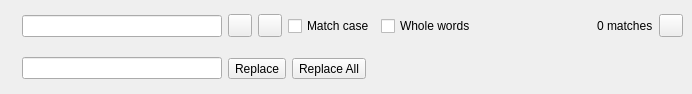
First picture: the form in forms/search_panel.ui, repository pyQode/pyqode.core, before the edit.
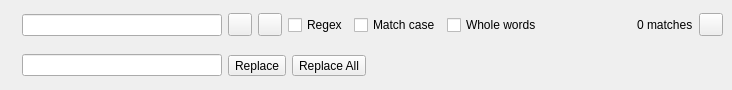
Second picture: the form after the edit. Icons and pictures are not drawn. Custom widgets are drawn as their Qt base class.

Commit message:
SearchPanel: add ability to use a regex for search
and make use of the new prompt line edit

```diff
--- a/forms/search_panel.ui
+++ b/forms/search_panel.ui
@@ -6,8 +6,8 @@
    <rect>
     <x>0</x>
     <y>0</y>
-    <width>692</width>
-    <height>94</height>
+    <width>732</width>
+    <height>90</height>
    </rect>
   </property>
   <property name="windowTitle">
@@ -140,6 +140,13 @@
            </property>
           </widget>
          </item>
+         <item>
+          <widget class="QCheckBox" name="checkBoxRegex">
+           <property name="text">
+            <string>Regex</string>
+           </property>
+          </widget>
+         </item>
          <item>
           <widget class="QCheckBox" name="checkBoxCase">
            <property name="styleSheet">
@@ -353,6 +360,13 @@
    </property>
   </action>
  </widget>
+ <customwidgets>
+  <customwidget>
+   <class>PromptLineEdit</class>
+   <extends>QLineEdit</extends>
+   <header>pyqode.core.widgets</header>
+  </customwidget>
+ </customwidgets>
  <tabstops>
   <tabstop>lineEditSearch</tabstop>
   <tabstop>lineEditReplace</tabstop>
```
Left out of the diff: 48 changed lines with no effect on the pictures. The commit also changes 2 other files.
